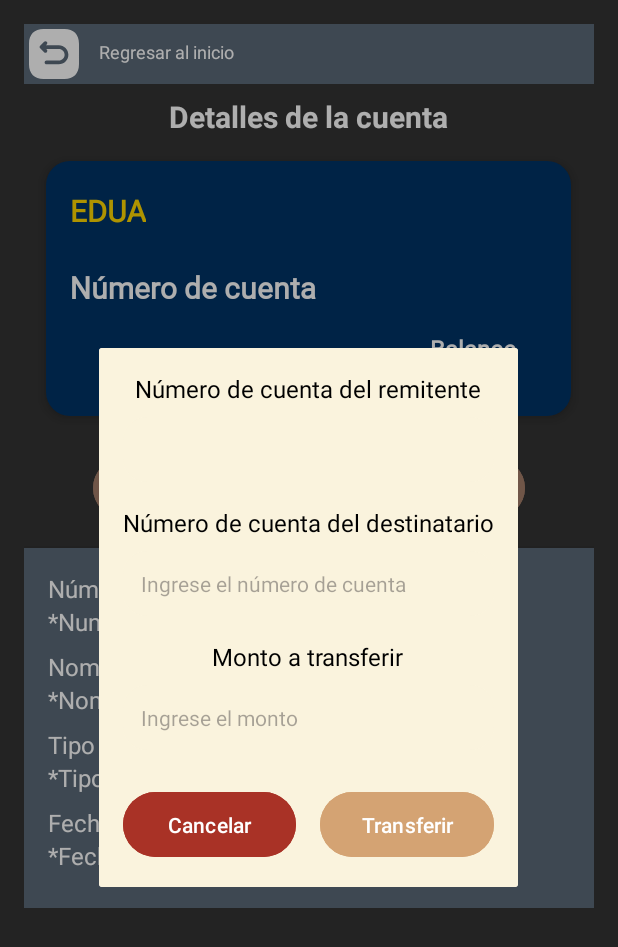
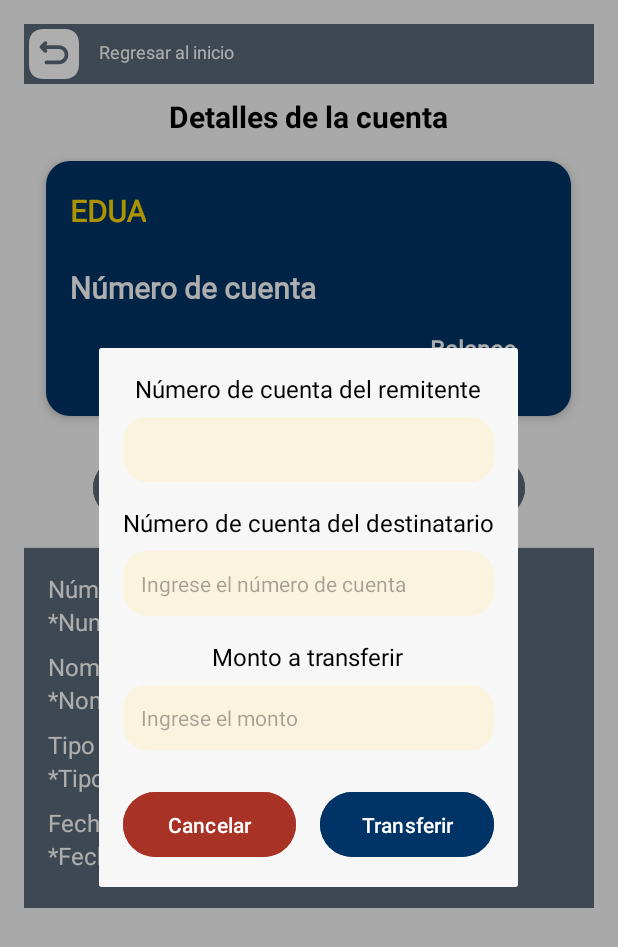
Before and after one commit to EDUAUAQ/appEDUA, an Android app: the fragment Transfer placed in its activity, on a phone screen of 412 x 824 dp. Shown: the top 947 px of the screen. Run offline under Robolectric (Android 15) with nearby library versions, the phone set to English and light mode, and no system bars; our stand-ins replace Volley; network calls fail; 1 statement that could not run was skipped.

Commit message:
Final app

```diff
--- a/app/src/main/res/drawable/input_text.xml
+++ b/app/src/main/res/drawable/input_text.xml
@@ -3,7 +3,7 @@
     android:shape="rectangle">
     <stroke
         android:width="3dp"
-        android:color="@color/beige_claro"
+        android:color="@color/azul"
         />
     <corners
         android:radius="20dp"
--- a/app/src/main/res/layout/activity_account_detail.xml
+++ b/app/src/main/res/layout/activity_account_detail.xml
@@ -3,7 +3,7 @@
     android:layout_width="match_parent"
     android:layout_height="match_parent"
     xmlns:tools="http://schemas.android.com/tools"
-    android:background="@color/gris_grafito"
+    android:background="@color/fondo"
     android:padding="16dp"
     tools:context=".AccountDetail">
 
@@ -43,7 +43,7 @@
             android:layout_width="wrap_content"
             android:layout_height="wrap_content"
             android:text="@string/detalles_de_la_cuenta"
-            android:textColor="@color/blanco"
+            android:textColor="@color/negro"
             android:textSize="20sp"
             android:textStyle="bold"
             android:layout_marginTop="8dp"
@@ -126,7 +126,7 @@
                 android:layout_height="wrap_content"
                 android:text="Transferir"
                 android:drawableLeft="@drawable/transfer"
-                android:backgroundTint="@color/terracota_apagada"
+                android:backgroundTint="@color/azul_acero"
                 android:textColor="@color/blanco"
                 android:textSize="11sp"
                 android:layout_marginEnd="8dp" />
@@ -135,7 +135,7 @@
                 android:id="@+id/btn_history"
                 android:layout_width="140dp"
                 android:layout_height="wrap_content"
-                android:backgroundTint="@color/terracota_apagada"
+                android:backgroundTint="@color/azul_acero"
                 android:drawableLeft="@drawable/history"
                 android:text="Historial"
                 android:textColor="@color/blanco"
--- a/app/src/main/res/layout/activity_main.xml
+++ b/app/src/main/res/layout/activity_main.xml
@@ -5,7 +5,7 @@
     xmlns:tools="http://schemas.android.com/tools"
     android:padding="16dp"
     android:gravity="center"
-    android:background="@color/gris_grafito"
+    android:background="@color/fondo"
     tools:context=".MainActivity">
 
     <ImageView
@@ -25,7 +25,7 @@
         android:layout_centerHorizontal="true"
         android:paddingTop="24dp"
         android:textSize="26sp"
-        android:textColor="@color/blanco"
+        android:textColor="@color/negro"
         android:textStyle="bold" />
 
     <TextView
--- a/app/src/main/res/layout/fragment_create_account.xml
+++ b/app/src/main/res/layout/fragment_create_account.xml
@@ -3,7 +3,7 @@
     android:layout_width="match_parent"
     android:layout_height="wrap_content"
     xmlns:tools="http://schemas.android.com/tools"
-    android:background="@color/gris_grafito"
+    android:background="@color/azul_acero"
     android:orientation="vertical"
     android:padding="16dp"
     tools:context=".CreateAccount">
@@ -38,8 +38,8 @@
         android:id="@+id/btnCreateAccount"
         android:layout_width="wrap_content"
         android:layout_height="wrap_content"
-        android:backgroundTint="@color/beige_claro"
-        android:textColor="@color/gris_grafito"
+        android:backgroundTint="@color/azul"
+        android:textColor="@color/blanco"
         android:layout_gravity="center"
         android:text="@string/crear_cuenta"
         android:layout_marginTop="25dp"/>
--- a/app/src/main/res/layout/fragment_history.xml
+++ b/app/src/main/res/layout/fragment_history.xml
@@ -3,7 +3,7 @@
     android:layout_width="500dp"
     android:layout_height="500dp"
     xmlns:tools="http://schemas.android.com/tools"
-    android:background="@color/beige_claro"
+    android:background="@color/fondo"
     android:padding="16dp"
     tools:context=".History">
 
--- a/app/src/main/res/layout/fragment_transfer.xml
+++ b/app/src/main/res/layout/fragment_transfer.xml
@@ -3,7 +3,7 @@
     android:layout_width="match_parent"
     android:layout_height="match_parent"
     xmlns:tools="http://schemas.android.com/tools"
-    android:background="@color/beige_claro"
+    android:background="@color/fondo"
     android:padding="16dp"
     tools:context=".Transfer">
 
@@ -105,7 +105,7 @@
                 android:layout_weight="1"
                 android:layout_marginStart="8dp"
                 android:text="Transferir"
-                android:backgroundTint="@color/dorado_suave"
+                android:backgroundTint="@color/azul"
                 android:textColor="@color/blanco"
                 android:padding="12dp" />
         </LinearLayout>
--- a/app/src/main/res/values/colors.xml
+++ b/app/src/main/res/values/colors.xml
@@ -14,4 +14,7 @@
     <color name="azul_acero">#5A6978</color>
     <color name="rojo_apagado">#A93226</color>
     <color name="fondoTarjeta">#003366</color>
+    <color name="fondo">#f7f7f7</color>
+    <color name="azul">#003366</color>
+    <color name="gris">#777</color>
 </resources>
```
Also changed, not shown: app/src/main/res/layout/activity_index.xml (+7 -7 lines), app/src/main/res/layout/activity_login.xml (+11 -11 lines), app/src/main/res/layout/activity_register.xml (+17 -17 lines).
